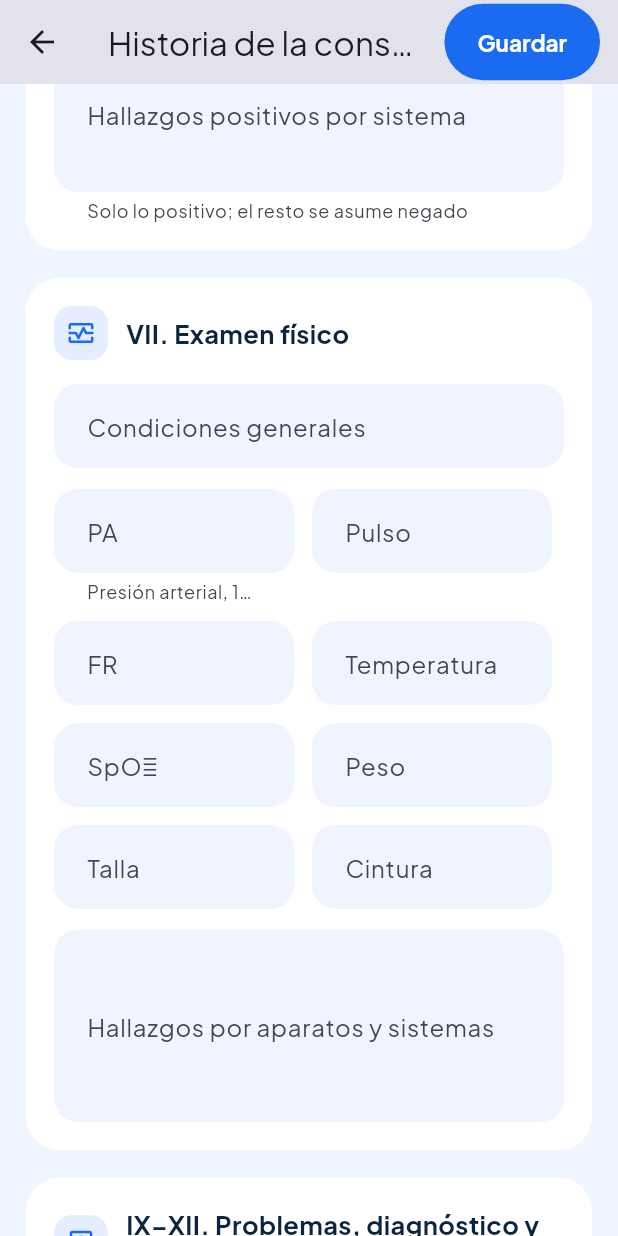
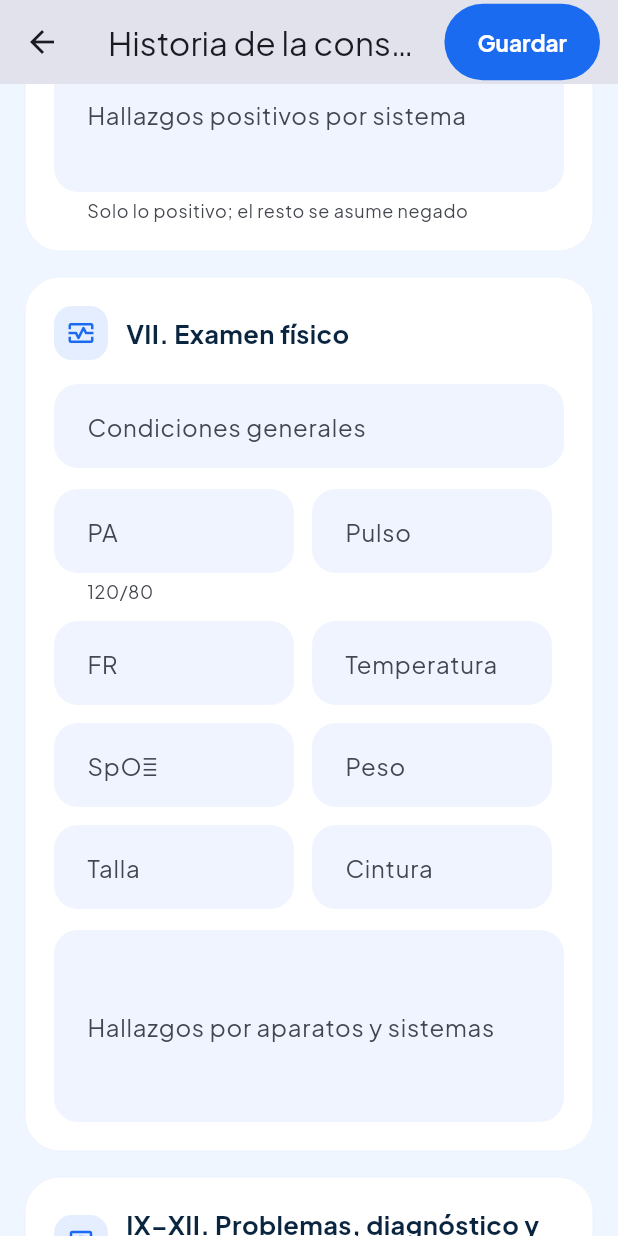
Before and after one commit to rogerbalan001/BeWell, a Flutter app: the ConsultaFormPage screen opened directly with empty values, scrolled down 576 dp, on a phone screen of 412 x 824 dp. Run offline on Flutter 3.47's test engine with Material 3 defaults, Android fonts, the phone set to English and light mode, and no system bars; our stand-ins replace dio, equatable, file_picker, flutter_bloc, flutter_secure_storage, get_it and 3 more; accounts and stored records are empty; network calls fail.

Commit message:
style: ayuda corta en presión arterial

```diff
--- a/app/lib/features/historia_clinica/presentation/pages/consulta_form_page.dart
+++ b/app/lib/features/historia_clinica/presentation/pages/consulta_form_page.dart
@@ -209,7 +209,7 @@ class _ConsultaFormPageState extends State<ConsultaFormPage> {
                 Wrap(spacing: 12, runSpacing: 12, children: [
                   SizedBox(
                     width: 160,
-                    child: TextFormField(controller: _ta, validator: _validarTa, decoration: AppTheme.campo('PA', sufijo: 'mmHg', ayuda: 'Presión arterial, 120/80')),
+                    child: TextFormField(controller: _ta, validator: _validarTa, decoration: AppTheme.campo('PA', sufijo: 'mmHg', ayuda: '120/80')),
                   ),
                   vital(_fc, 'Pulso', 'ppm', 20, 250),
                   vital(_fr, 'FR', 'rpm', 4, 80),
```
